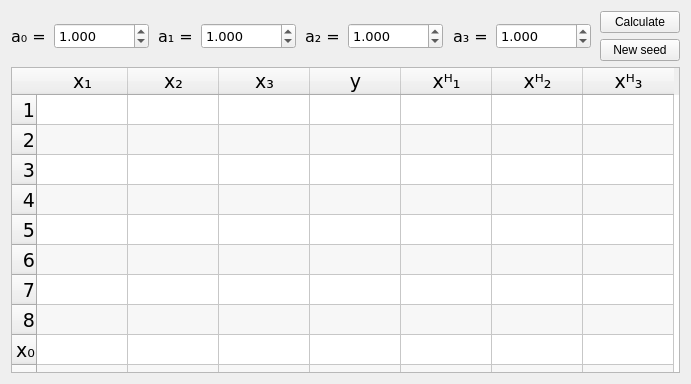
The window that Lab1/GUI.ui (JC-labs/Experiment_Planning_theory_Labs) describes before a commit, drawn with Qt 5.
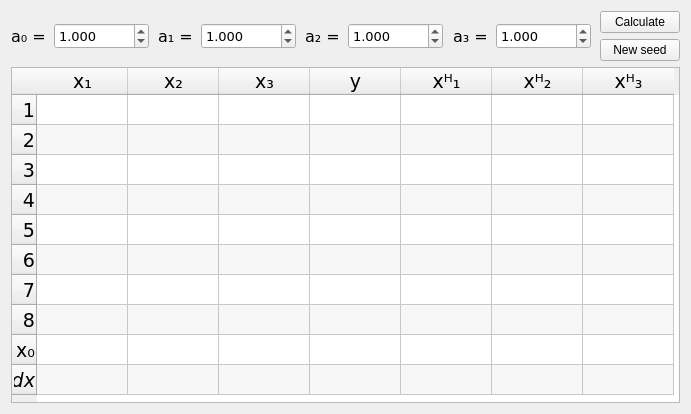
The same window after the commit.

Commit message: Form size fix.

```diff
--- a/Lab1/GUI.ui
+++ b/Lab1/GUI.ui
@@ -7,7 +7,7 @@
     <x>0</x>
     <y>0</y>
     <width>691</width>
-    <height>384</height>
+    <height>414</height>
    </rect>
   </property>
   <property name="minimumSize">
```
